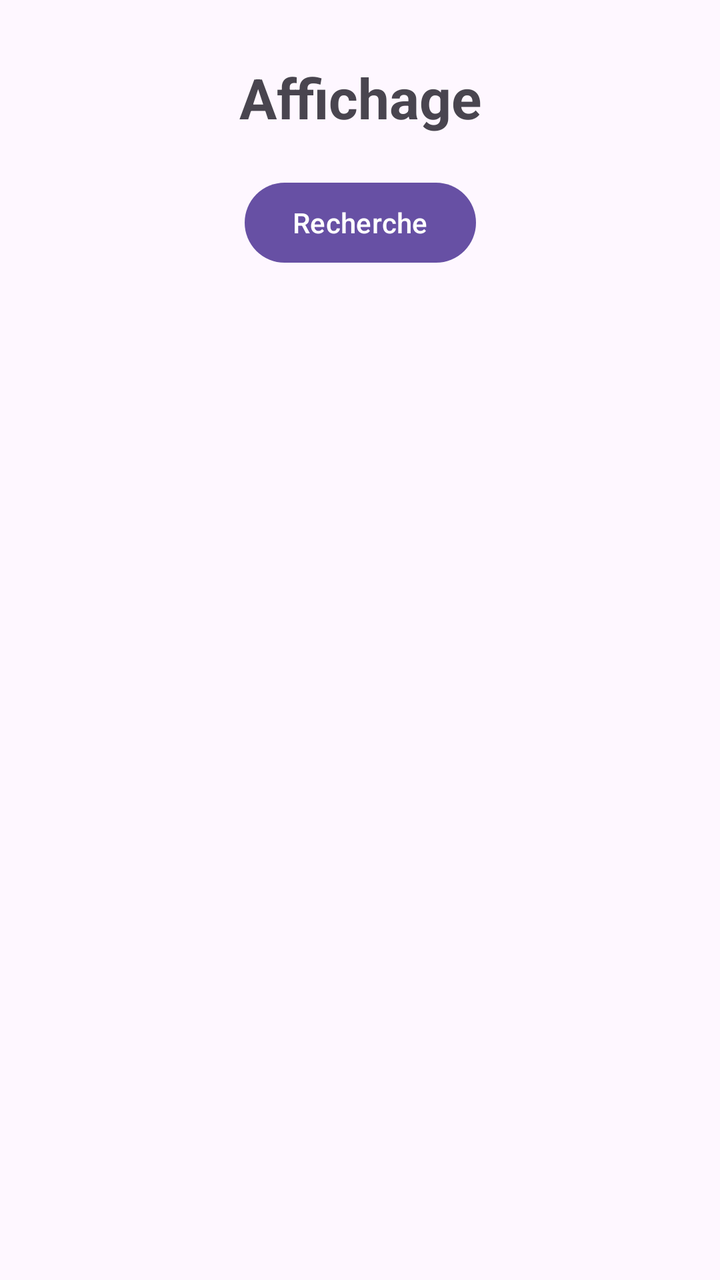
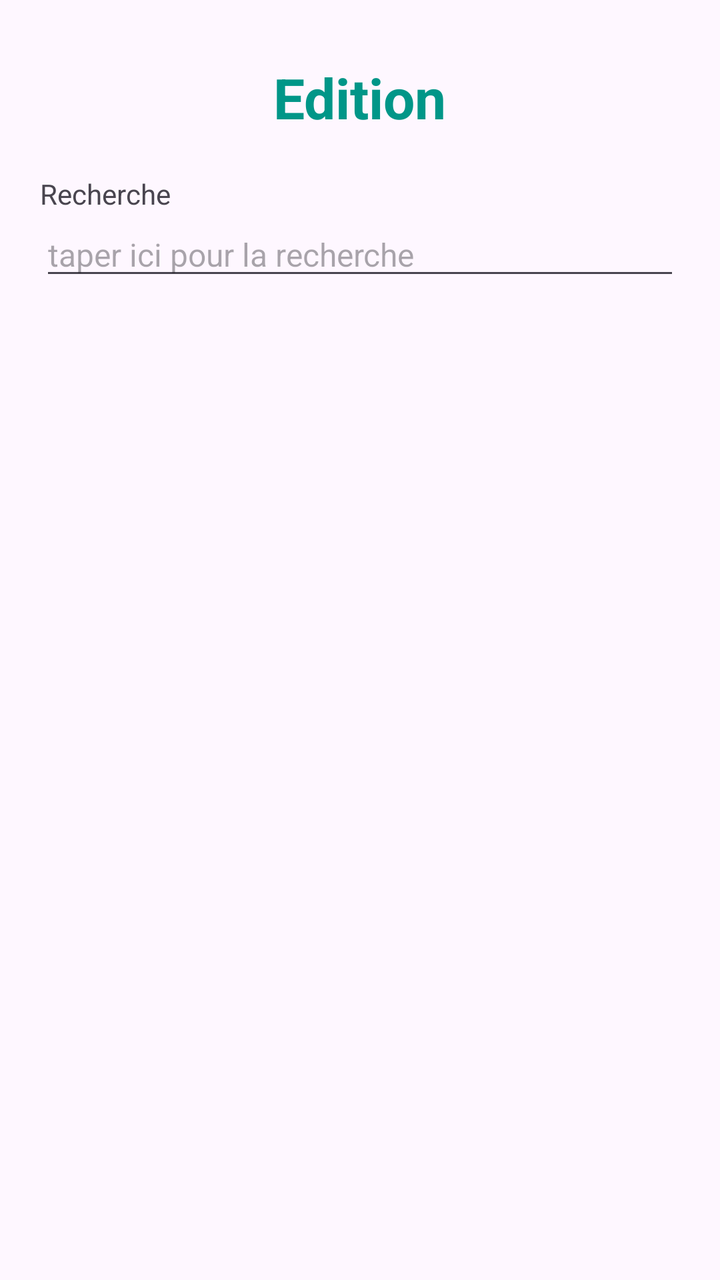

Screens rendered from an Android XML layout before and after an edit, with the pre-edit source and the edit as a unified diff.
<!-- AndroidManifest.xml: application theme Theme.MyTrueCallerApp -->
<!-- res/layout/affichage.xml -->
<?xml version="1.0" encoding="utf-8"?>
<androidx.constraintlayout.widget.ConstraintLayout
    xmlns:android="http://schemas.android.com/apk/res/android"
    xmlns:app="http://schemas.android.com/apk/res-auto"
    xmlns:tools="http://schemas.android.com/tools"
    android:id="@+id/main"
    android:layout_width="match_parent"
    android:layout_height="match_parent"
    tools:context=".AffichageActivity">

    
    <TextView
        android:id="@+id/txtTitre"
        android:layout_width="wrap_content"
        android:layout_height="wrap_content"
        android:text="Affichage"
        android:textSize="28sp"
        android:textStyle="bold"
        app:layout_constraintTop_toTopOf="parent"
        app:layout_constraintStart_toStartOf="parent"
        app:layout_constraintEnd_toEndOf="parent"
        android:layout_marginTop="30dp" />

    
    <Button
        android:id="@+id/btnRecherche"
        android:layout_width="wrap_content"
        android:layout_height="wrap_content"
        android:text="Recherche"
        app:layout_constraintTop_toBottomOf="@id/txtTitre"
        app:layout_constraintStart_toStartOf="parent"
        app:layout_constraintEnd_toEndOf="parent"
        android:layout_marginTop="20dp" />

    
    <ListView
        android:id="@+id/listContacts"
        android:layout_width="0dp"
        android:layout_height="0dp"
        android:layout_marginStart="20dp"
        android:layout_marginEnd="20dp"
        android:layout_marginTop="20dp"
        android:layout_marginBottom="20dp"
        app:layout_constraintTop_toBottomOf="@id/btnRecherche"
        app:layout_constraintBottom_toBottomOf="parent"
        app:layout_constraintStart_toStartOf="parent"
        app:layout_constraintEnd_toEndOf="parent" />

</androidx.constraintlayout.widget.ConstraintLayout>
<!-- resources referenced by this layout -->
<resources>
  <style name="Theme.MyTrueCallerApp" parent="Base.Theme.MyTrueCallerApp" />
  <style name="Base.Theme.MyTrueCallerApp" parent="Theme.Material3.DayNight.NoActionBar">
          
          
          <item name="android:colorPrimaryDark">#2196F3</item>
  
  
      </style>
</resources>

<!-- the commit's change to res/layout/affichage.xml (unified diff, before → after) -->
@@ -13,35 +13,54 @@
         android:id="@+id/txtTitre"
         android:layout_width="wrap_content"
         android:layout_height="wrap_content"
-        android:text="Affichage"
+        android:layout_marginTop="30dp"
+        android:text="Edition"
+        android:textColor="#009688"
         android:textSize="28sp"
         android:textStyle="bold"
         app:layout_constraintTop_toTopOf="parent"
         app:layout_constraintStart_toStartOf="parent"
-        app:layout_constraintEnd_toEndOf="parent"
-        android:layout_marginTop="30dp" />
+        app:layout_constraintEnd_toEndOf="parent" />
 
     
-    <Button
-        android:id="@+id/btnRecherche"
+    <TextView
+        android:id="@+id/textViewRecherche"
         android:layout_width="wrap_content"
         android:layout_height="wrap_content"
+        android:layout_marginStart="20dp"
+        android:layout_marginTop="20dp"
         android:text="Recherche"
+        android:textSize="14sp"
         app:layout_constraintTop_toBottomOf="@id/txtTitre"
+        app:layout_constraintStart_toStartOf="parent" />
+
+    
+    <EditText
+        android:id="@+id/ed_recherche"
+        android:layout_width="0dp"
+        android:layout_height="wrap_content"
+        android:layout_marginStart="20dp"
+        android:layout_marginEnd="20dp"
+        android:hint="taper ici pour la recherche"
+        android:inputType="text"
+        android:singleLine="true"
+        android:textSize="16sp"
+        app:layout_constraintTop_toBottomOf="@id/textViewRecherche"
         app:layout_constraintStart_toStartOf="parent"
-        app:layout_constraintEnd_toEndOf="parent"
-        android:layout_marginTop="20dp" />
+        app:layout_constraintEnd_toEndOf="parent" />
 
     
     <ListView
-        android:id="@+id/listContacts"
+        android:id="@+id/lv_affiche"
         android:layout_width="0dp"
         android:layout_height="0dp"
         android:layout_marginStart="20dp"
         android:layout_marginEnd="20dp"
-        android:layout_marginTop="20dp"
+        android:layout_marginTop="5dp"
         android:layout_marginBottom="20dp"
-        app:layout_constraintTop_toBottomOf="@id/btnRecherche"
+        android:divider="#D0C8D8"
+        android:dividerHeight="1dp"
+        app:layout_constraintTop_toBottomOf="@id/ed_recherche"
         app:layout_constraintBottom_toBottomOf="parent"
         app:layout_constraintStart_toStartOf="parent"
         app:layout_constraintEnd_toEndOf="parent" />
